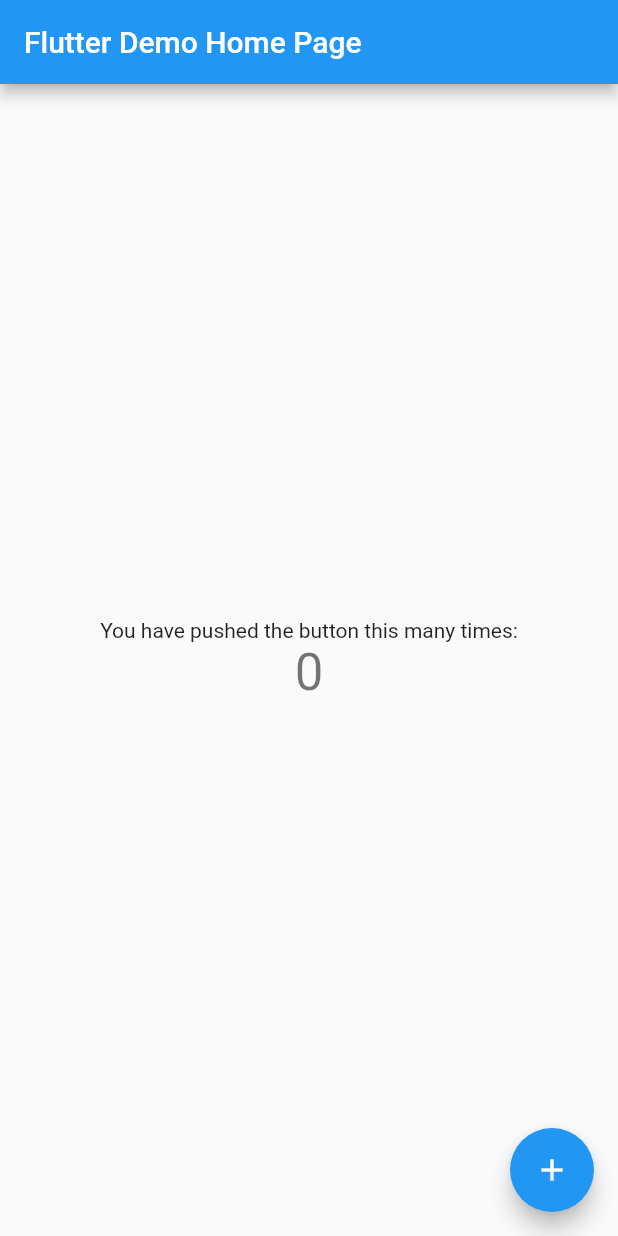
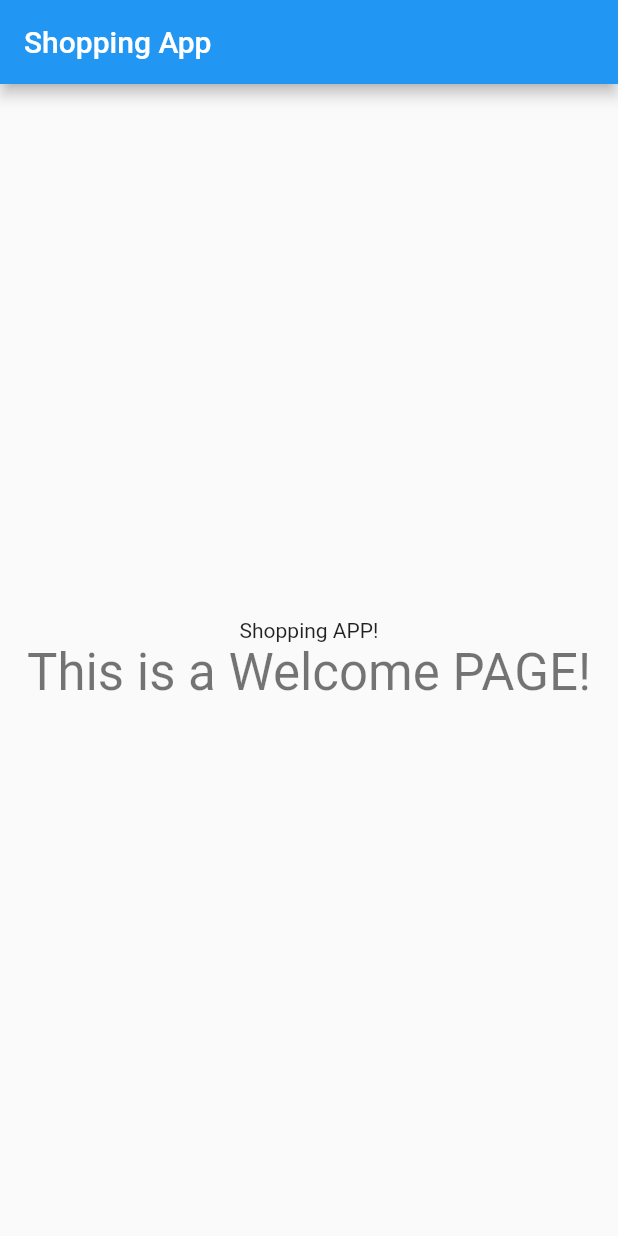
Before and after one commit to takanokenji-s/flutter-shopping-app, a Flutter app: the screen it shows after launch, on a phone screen of 412 x 824 dp. Run offline on Flutter 3.47's test engine with Material 2 defaults, Android fonts, the phone set to English and light mode, and no system bars.

Commit message:
Cleaning up Main.dart
Removing comments and unused template code

```diff
--- a/lib/main.dart
+++ b/lib/main.dart
@@ -7,21 +7,11 @@ void main() {
 class MyApp extends StatelessWidget {
   const MyApp({super.key});
 
-  // This widget is the root of your application.
   @override
   Widget build(BuildContext context) {
     return MaterialApp(
       title: 'Flutter Demo',
       theme: ThemeData(
-        // This is the theme of your application.
-        //
-        // Try running your application with "flutter run". You'll see the
-        // application has a blue toolbar. Then, without quitting the app, try
-        // changing the primarySwatch below to Colors.green and then invoke
-        // "hot reload" (press "r" in the console where you ran "flutter run",
-        // or simply save your changes to "hot reload" in a Flutter IDE).
-        // Notice that the counter didn't reset back to zero; the application
-        // is not restarted.
         primarySwatch: Colors.blue,
       ),
       home: const MyHomePage(title: 'Flutter Demo Home Page'),
@@ -32,15 +22,6 @@ class MyApp extends StatelessWidget {
 class MyHomePage extends StatefulWidget {
   const MyHomePage({super.key, required this.title});
 
-  // This widget is the home page of your application. It is stateful, meaning
-  // that it has a State object (defined below) that contains fields that affect
-  // how it looks.
-
-  // This class is the configuration for the state. It holds the values (in this
-  // case the title) provided by the parent (in this case the App widget) and
-  // used by the build method of the State. Fields in a Widget subclass are
-  // always marked "final".
-
   final String title;
 
   @override
@@ -48,68 +29,26 @@ class MyHomePage extends StatefulWidget {
 }
 
 class _MyHomePageState extends State<MyHomePage> {
-  int _counter = 0;
-
-  void _incrementCounter() {
-    setState(() {
-      // This call to setState tells the Flutter framework that something has
-      // changed in this State, which causes it to rerun the build method below
-      // so that the display can reflect the updated values. If we changed
-      // _counter without calling setState(), then the build method would not be
-      // called again, and so nothing would appear to happen.
-      _counter++;
-    });
-  }
-
   @override
   Widget build(BuildContext context) {
-    // This method is rerun every time setState is called, for instance as done
-    // by the _incrementCounter method above.
-    //
-    // The Flutter framework has been optimized to make rerunning build methods
-    // fast, so that you can just rebuild anything that needs updating rather
-    // than having to individually change instances of widgets.
     return Scaffold(
       appBar: AppBar(
-        // Here we take the value from the MyHomePage object that was created by
-        // the App.build method, and use it to set our appbar title.
-        title: Text(widget.title),
+        title: const Text('Shopping App'),
       ),
       body: Center(
-        // Center is a layout widget. It takes a single child and positions it
-        // in the middle of the parent.
         child: Column(
-          // Column is also a layout widget. It takes a list of children and
-          // arranges them vertically. By default, it sizes itself to fit its
-          // children horizontally, and tries to be as tall as its parent.
-          //
-          // Invoke "debug painting" (press "p" in the console, choose the
-          // "Toggle Debug Paint" action from the Flutter Inspector in Android
-          // Studio, or the "Toggle Debug Paint" command in Visual Studio Code)
-          // to see the wireframe for each widget.
-          //
-          // Column has various properties to control how it sizes itself and
-          // how it positions its children. Here we use mainAxisAlignment to
-          // center the children vertically; the main axis here is the vertical
-          // axis because Columns are vertical (the cross axis would be
-          // horizontal).
           mainAxisAlignment: MainAxisAlignment.center,
           children: <Widget>[
             const Text(
-              'You have pushed the button this many times:',
+              'Shopping APP!',
             ),
             Text(
-              '$_counter',
+              'This is a Welcome PAGE!',
               style: Theme.of(context).textTheme.headline4,
             ),
           ],
         ),
       ),
-      floatingActionButton: FloatingActionButton(
-        onPressed: _incrementCounter,
-        tooltip: 'Increment',
-        child: const Icon(Icons.add),
-      ), // This trailing comma makes auto-formatting nicer for build methods.
     );
   }
 }
```
